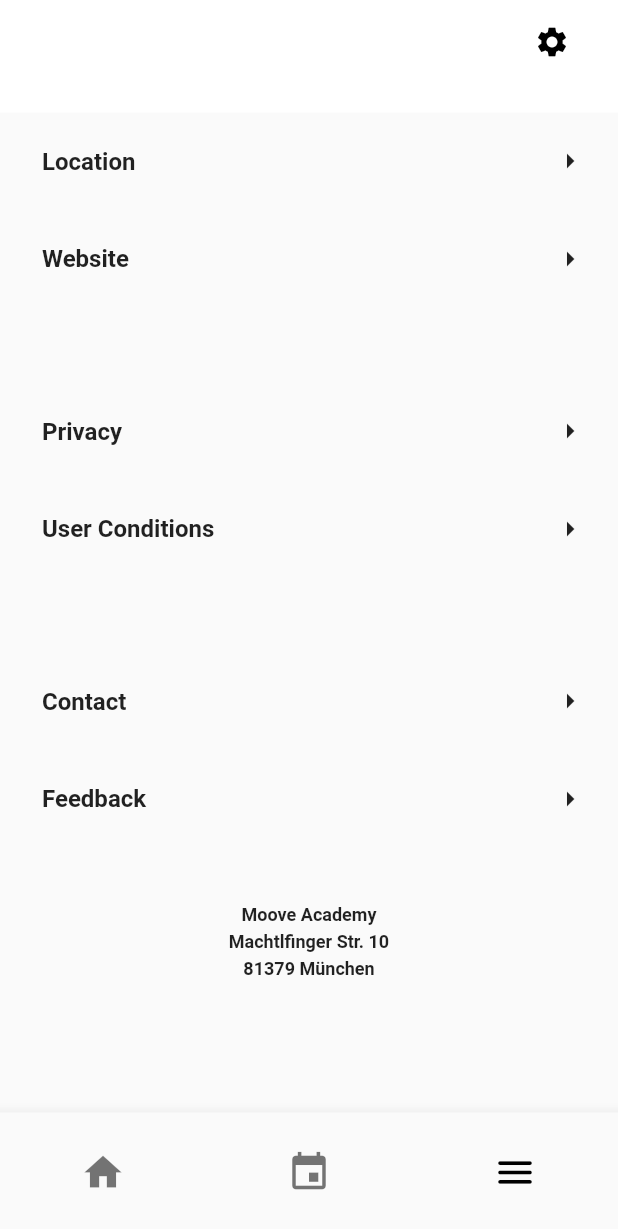
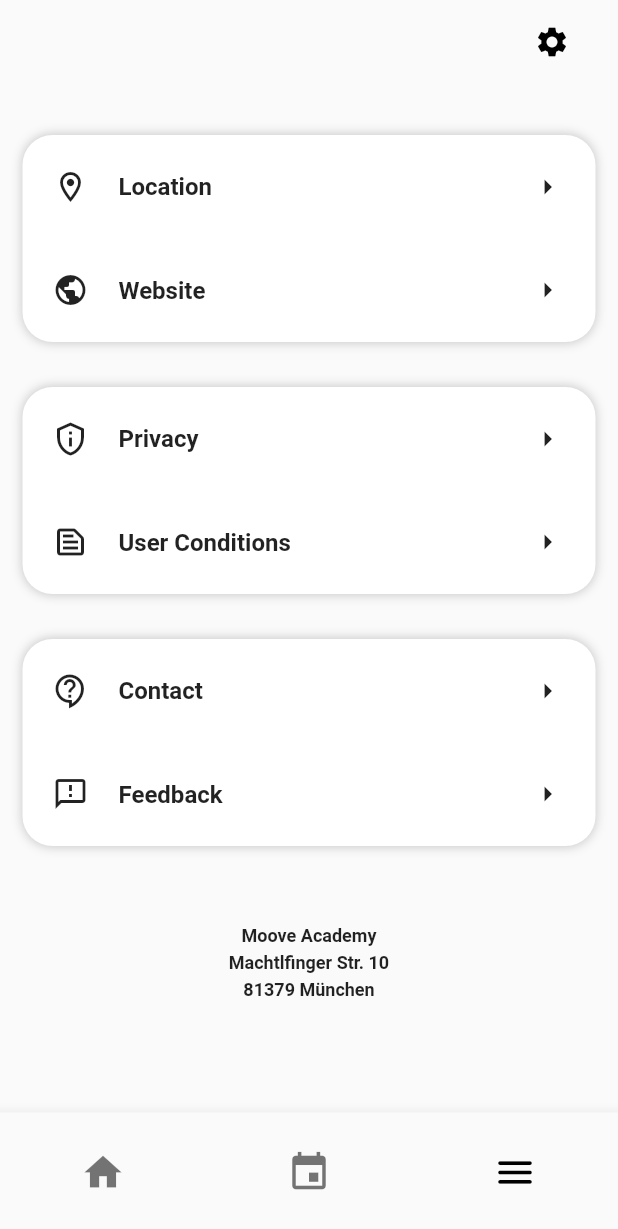
Before and after one commit to xlamn/moove_dance_studio, a Flutter app: the screen it shows after launch, item 3 of the bottom bar chosen, on a phone screen of 412 x 824 dp. Shown: the top 1229 px of the screen. Run offline on Flutter 3.47's test engine with Material 2 defaults, Android fonts, the phone set to English and light mode, and no system bars; our stand-ins replace webview_flutter, weekday_selector.

Commit message:
add rounded container widget

```diff
--- a/lib/src/views/others/others_page.dart
+++ b/lib/src/views/others/others_page.dart
@@ -13,14 +13,8 @@ class OthersPage extends StatelessWidget {
     return CustomScrollView(
       slivers: <Widget>[
         SliverAppBar(
+          backgroundColor: Theme.of(context).canvasColor,
           expandedHeight: 75,
-          flexibleSpace: FlexibleSpaceBar(
-            centerTitle: false,
-            titlePadding: EdgeInsets.symmetric(
-              vertical: 50,
-              horizontal: 40,
-            ),
-          ),
           actions: <Widget>[
             Padding(
               padding: const EdgeInsets.symmetric(horizontal: 20.0),
@@ -29,52 +23,51 @@ class OthersPage extends StatelessWidget {
           ],
         ),
         SliverToBoxAdapter(
-          child: listItem(
+            child: RoundedContainer(
+          items: [
+            listItem(
+              icon: Icon(Icons.location_on_outlined),
               context: context,
               title: 'Location',
             ),
-        ),
-        SliverToBoxAdapter(
-          child: listItem(
+            listItem(
+              icon: Icon(Icons.public),
               context: context,
               title: 'Website',
               page: WebsitePage(),
             ),
-        ),
+          ],
+        )),
         SliverToBoxAdapter(
-          child: Container(
-            height: 50,
-          ),
-        ),
-        SliverToBoxAdapter(
-          child: listItem(
+            child: RoundedContainer(
+          items: [
+            listItem(
+              icon: Icon(Icons.privacy_tip_outlined),
               context: context,
               title: 'Privacy',
             ),
-        ),
-        SliverToBoxAdapter(
-          child: listItem(
+            listItem(
+              icon: Icon(Icons.text_snippet_outlined),
               context: context,
               title: 'User Conditions',
             ),
-        ),
+          ],
+        )),
         SliverToBoxAdapter(
-          child: Container(
-            height: 50,
-          ),
-        ),
-        SliverToBoxAdapter(
-          child: listItem(
+            child: RoundedContainer(
+          items: [
+            listItem(
+              icon: Icon(Icons.contact_support_outlined),
               context: context,
               title: 'Contact',
             ),
-        ),
-        SliverToBoxAdapter(
-          child: listItem(
+            listItem(
+              icon: Icon(Icons.feedback_outlined),
               context: context,
               title: 'Feedback',
             ),
-        ),
+          ],
+        )),
         SliverToBoxAdapter(
           child: Container(
             height: SizeConstants.large,
@@ -111,6 +104,7 @@ class OthersPage extends StatelessWidget {
 
   Widget listItem({
     required BuildContext context,
+    required Icon icon,
     required String title,
     Widget? page,
   }) {
@@ -124,14 +118,20 @@ class OthersPage extends StatelessWidget {
         child: Row(
           mainAxisAlignment: MainAxisAlignment.spaceBetween,
           children: [
-            Padding(
-              padding: const EdgeInsets.all(8.0),
+            icon,
+            Expanded(
+              child: Padding(
+                padding: const EdgeInsets.symmetric(
+                  horizontal: SizeConstants.large,
+                  vertical: SizeConstants.small,
+                ),
                 child: Text(
                   title,
                   textAlign: TextAlign.left,
                   style: TextStyle(
                     fontSize: 16.0,
                     fontWeight: FontWeight.bold,
+                  ),
                 ),
               ),
             ),
--- a/lib/src/views/schedule/schedule_page.dart
+++ b/lib/src/views/schedule/schedule_page.dart
@@ -112,7 +112,9 @@ class SchedulePage extends StatelessWidget {
                         image: danceClass.teacherImage,
                         fit: BoxFit.cover,
                       ),
-                      borderRadius: BorderRadius.all(Radius.circular(50.0)),
+                      borderRadius: BorderRadius.all(
+                        Radius.circular(50.0),
+                      ),
                       border: Border.all(
                         width: 2.0,
                       ),
--- a/lib/src/widgets/app_header.dart
+++ b/lib/src/widgets/app_header.dart
@@ -10,12 +10,15 @@ class AppHeader extends StatelessWidget {
   @override
   Widget build(BuildContext context) {
     return SliverAppBar(
+      backgroundColor: Theme.of(context).canvasColor,
       expandedHeight: 200,
       flexibleSpace: FlexibleSpaceBar(
         centerTitle: false,
-        titlePadding: EdgeInsets.symmetric(
-          vertical: SizeConstants.big,
-          horizontal: SizeConstants.normal,
+        titlePadding: EdgeInsets.only(
+          top: SizeConstants.large,
+          bottom: SizeConstants.normal,
+          right: SizeConstants.normal,
+          left: SizeConstants.normal,
         ),
         title: Text(
           title,
--- /dev/null
+++ b/lib/src/widgets/rounded_container.dart
@@ -0,0 +1,38 @@
+import 'package:flutter/material.dart';
+import 'package:moove_dance_studio/moove_dance_studio.dart';
+
+class RoundedContainer extends StatelessWidget {
+  final List<Widget> items;
+
+  RoundedContainer({required this.items});
+
+  @override
+  Widget build(BuildContext context) {
+    return Padding(
+      padding: EdgeInsets.symmetric(
+        vertical: SizeConstants.small,
+      ),
+      child: Container(
+          margin: EdgeInsets.symmetric(
+            horizontal: SizeConstants.normal,
+            vertical: SizeConstants.mini,
+          ),
+          decoration: BoxDecoration(
+            borderRadius: BorderRadius.all(
+              Radius.circular(20),
+            ),
+            color: Theme.of(context).primaryColor,
+            boxShadow: [
+              BoxShadow(
+                color: Colors.black.withOpacity(0.2),
+                spreadRadius: 0.25,
+                blurRadius: 5.0,
+              ),
+            ],
+          ),
+          child: Column(
+            children: items,
+          )),
+    );
+  }
+}
--- a/lib/src/widgets/widgets.dart
+++ b/lib/src/widgets/widgets.dart
@@ -1,2 +1,3 @@
 export 'app_header.dart';
+export 'rounded_container.dart';
 export 'tag.dart';
```
Lines whose indentation alone changed are shown as unchanged.
